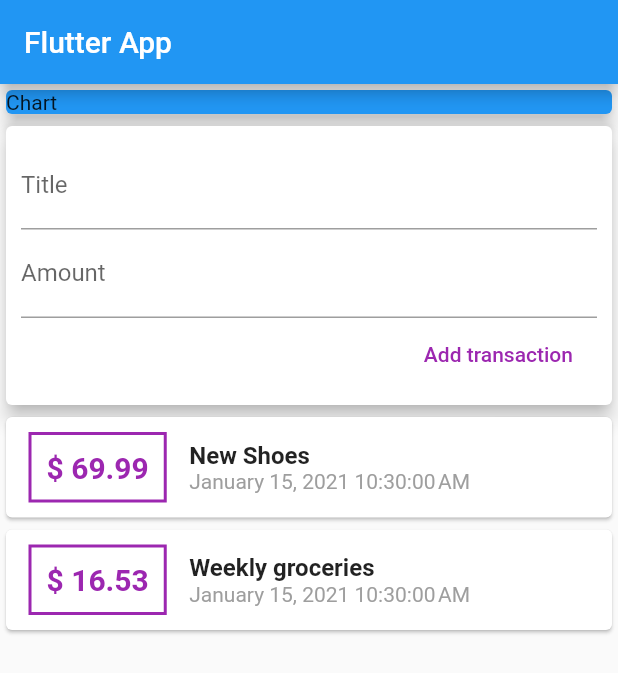
After one commit to zubeirom/expense_app, a Flutter app: the screen it shows after launch, on a phone screen of 412 x 824 dp. The commit adds this screen. Shown: the top 673 px of the screen. Run offline on Flutter 3.47's test engine with Material 2 defaults, Android fonts, the phone set to English and light mode, and no system bars.

Commit message:
split widgets and add scrollability

```diff
--- /dev/null
+++ b/lib/widgets/new_transaction.dart
@@ -0,0 +1,44 @@
+import 'package:flutter/material.dart';
+
+class NewTransaction extends StatelessWidget {
+  final titleController = TextEditingController();
+  final amountController = TextEditingController();
+
+  final Function addTx;
+
+  NewTransaction(this.addTx);
+
+  @override
+  Widget build(BuildContext context) {
+    return Card(
+        elevation: 5,
+        child: Container(
+          padding: EdgeInsets.all(10),
+          child: Column(
+            crossAxisAlignment: CrossAxisAlignment.end,
+            children: [
+              TextField(
+                decoration: InputDecoration(labelText: 'Title'),
+                controller: titleController,
+                // onChanged: (value) {
+                //   titleInput = value;
+                // },
+              ),
+              TextField(
+                  decoration: InputDecoration(labelText: 'Amount'),
+                  controller: amountController
+                  // onChanged: (value) => amountInput = value,
+                  ),
+              FlatButton(
+                child: Text('Add transaction'),
+                textColor: Colors.purple,
+                onPressed: () {
+                  addTx(titleController.text,
+                      double.parse(amountController.text));
+                },
+              )
+            ],
+          ),
+        ));
+  }
+}
--- /dev/null
+++ b/lib/widgets/transaction_list.dart
@@ -0,0 +1,49 @@
+import 'package:flutter/material.dart';
+import 'package:intl/intl.dart';
+import '../models/transaction.dart';
+
+class TransactionList extends StatelessWidget {
+  final List<Transaction> transactions;
+
+  TransactionList(this.transactions);
+
+  @override
+  Widget build(BuildContext context) {
+    return Container(
+      height: 300,
+      child: SingleChildScrollView(
+        child: Column(
+            children: transactions
+                .map((tx) => Card(
+                        child: Row(children: [
+                      Container(
+                          margin: EdgeInsets.symmetric(
+                              vertical: 10, horizontal: 15),
+                          decoration: BoxDecoration(
+                              border:
+                                  Border.all(color: Colors.purple, width: 2)),
+                          padding: EdgeInsets.all(10),
+                          child: Text(
+                            '\$ ${tx.amount}',
+                            style: TextStyle(
+                                fontWeight: FontWeight.bold,
+                                fontSize: 20,
+                                color: Colors.purple),
+                          )),
+                      Column(
+                          crossAxisAlignment: CrossAxisAlignment.start,
+                          children: [
+                            Text(
+                              tx.title,
+                              style: TextStyle(
+                                  fontSize: 16, fontWeight: FontWeight.bold),
+                            ),
+                            Text(DateFormat().format(tx.date),
+                                style: TextStyle(color: Colors.grey))
+                          ])
+                    ])))
+                .toList()),
+      ),
+    );
+  }
+}
--- /dev/null
+++ b/lib/widgets/user_transaction.dart
@@ -0,0 +1,41 @@
+import '../models/transaction.dart';
+import './new_transaction.dart';
+import './transaction_list.dart';
+import 'package:flutter/material.dart';
+
+class UserTransactions extends StatefulWidget {
+  @override
+  _UserTransactionsState createState() => _UserTransactionsState();
+}
+
+class _UserTransactionsState extends State<UserTransactions> {
+  final List<Transaction> _userTransactions = [
+    Transaction(
+        id: 't1', title: 'New Shoes', amount: 69.99, date: DateTime.now()),
+    Transaction(
+        id: 't2',
+        title: 'Weekly groceries',
+        amount: 16.53,
+        date: DateTime.now())
+  ];
+
+  void _addNewTransaction(String title, double amount) {
+    final newTx = Transaction(
+        id: DateTime.now().toString(),
+        title: title,
+        amount: amount,
+        date: DateTime.now());
+
+    setState(() {
+      _userTransactions.add(newTx);
+    });
+  }
+
+  @override
+  Widget build(BuildContext context) {
+    return Column(children: [
+      NewTransaction(_addNewTransaction),
+      TransactionList(_userTransactions)
+    ]);
+  }
+}
```
Also changed, not shown: lib/main.dart (+9 -82 lines), lib/models/transaction.dart (renamed from lib/transaction.dart).
